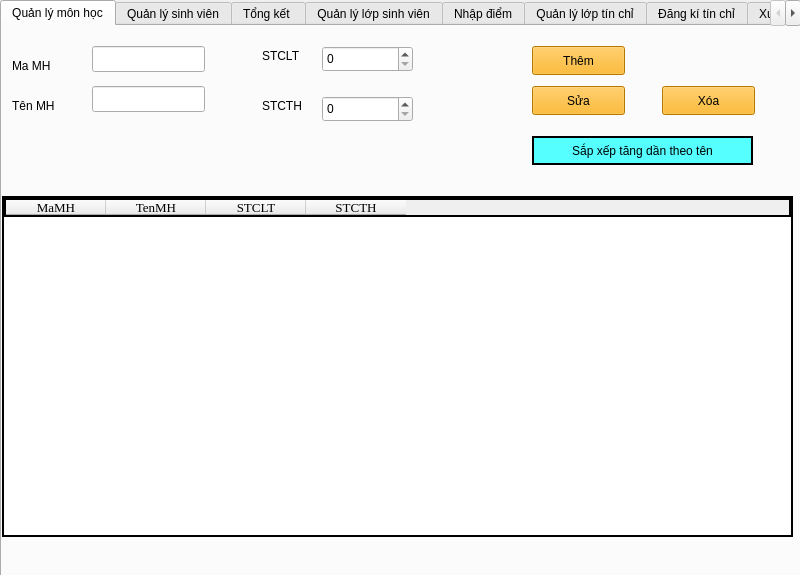
QuyenNDD/CTDL-GT, file TestQT/mainwindow.ui: the form before one commit.
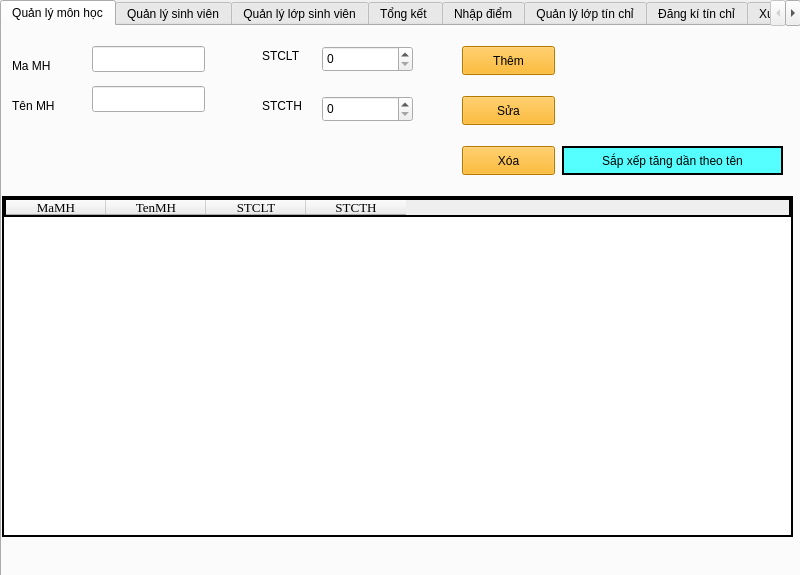
The form after the commit. The open tabs and pages were chosen to show the change.

Patch:
```diff
--- a/TestQT/mainwindow.ui
+++ b/TestQT/mainwindow.ui
@@ -24,7 +24,7 @@
      </rect>
     </property>
     <property name="currentIndex">
-     <number>5</number>
+     <number>4</number>
     </property>
     <widget class="QWidget" name="tabQLMH">
      <attribute name="title">
@@ -117,7 +117,7 @@
       <widget class="QPushButton" name="btnThemMH">
        <property name="geometry">
         <rect>
-         <x>530</x>
+         <x>460</x>
          <y>20</y>
          <width>93</width>
          <height>29</height>
@@ -138,8 +138,8 @@
        </property>
        <property name="geometry">
         <rect>
-         <x>530</x>
-         <y>60</y>
+         <x>460</x>
+         <y>70</y>
          <width>93</width>
          <height>29</height>
         </rect>
@@ -157,8 +157,8 @@
        </property>
        <property name="geometry">
         <rect>
-         <x>660</x>
-         <y>60</y>
+         <x>460</x>
+         <y>120</y>
          <width>93</width>
          <height>29</height>
         </rect>
@@ -193,8 +193,8 @@
       <widget class="QPushButton" name="pushButton">
        <property name="geometry">
         <rect>
-         <x>530</x>
-         <y>110</y>
+         <x>560</x>
+         <y>120</y>
          <width>221</width>
          <height>29</height>
         </rect>
@@ -297,16 +297,16 @@
       <string>Quản lý sinh viên</string>
      </attribute>
     </widget>
-    <widget class="QWidget" name="tabTongKet">
-     <attribute name="title">
-      <string>Tổng kết </string>
-     </attribute>
-    </widget>
     <widget class="QWidget" name="tabQLLSV">
      <attribute name="title">
       <string>Quản lý lớp sinh viên</string>
      </attribute>
     </widget>
+    <widget class="QWidget" name="tabTongKet">
+     <attribute name="title">
+      <string>Tổng kết </string>
+     </attribute>
+    </widget>
     <widget class="QWidget" name="tabND">
      <attribute name="title">
       <string>Nhập điểm</string>
```
